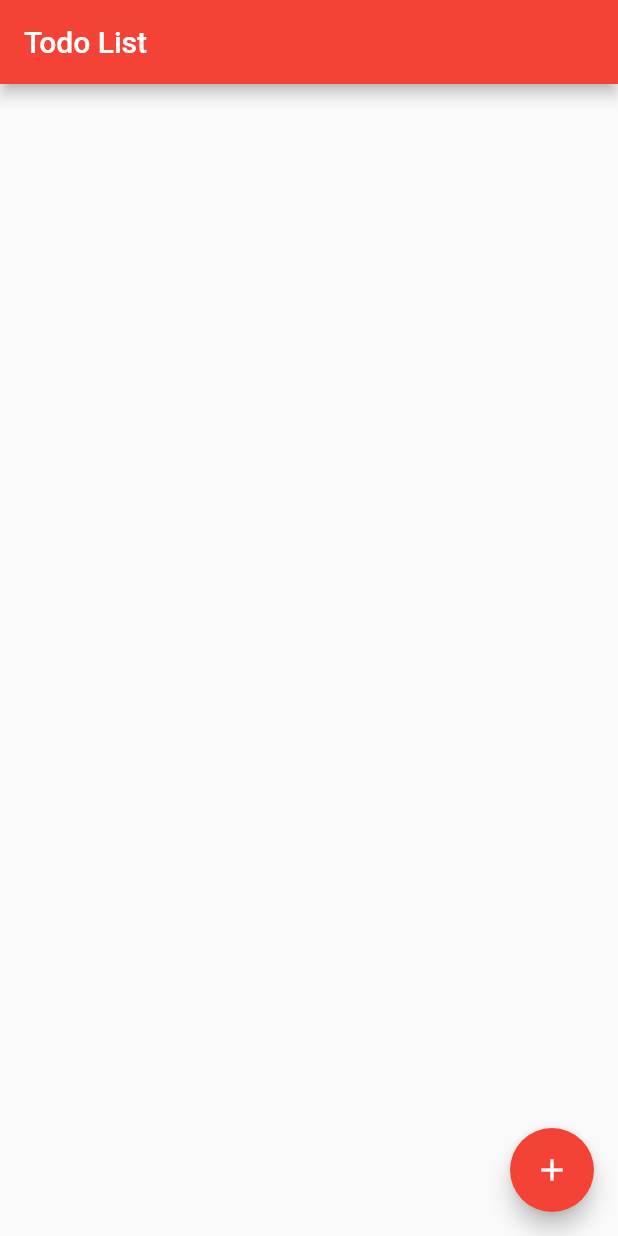
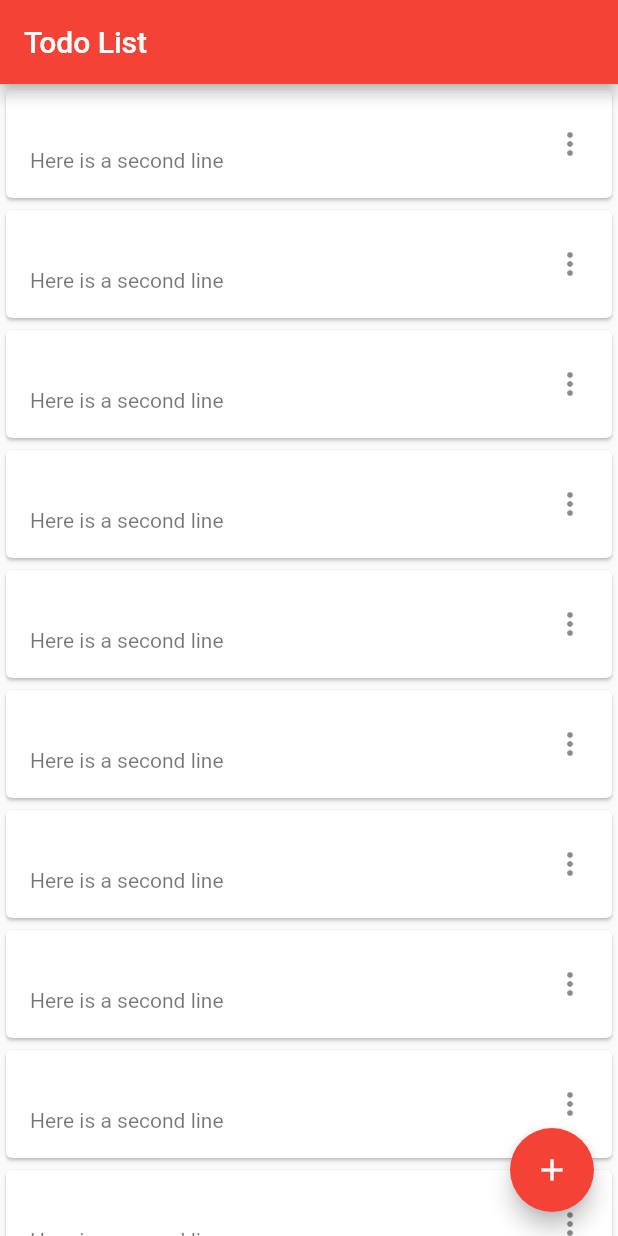
Before and after one commit to MasatakaKudou/flutter_todo, a Flutter app: the screen it shows after launch, on a phone screen of 412 x 824 dp. Run offline on Flutter 3.47's test engine with Material 2 defaults, Android fonts, the phone set to English and light mode, and no system bars.

Commit message:
カードをリスト化して消去可能なロゴ追加

```diff
--- a/lib/main.dart
+++ b/lib/main.dart
@@ -99,9 +99,13 @@ class TodoListState extends State<TodoList> {
   }
 
   Widget _buildTodoItem(String todoText,int index) {
-    return new ListTile(
-        title: new Text(todoText),
-        onTap: () => _promptRemoveTodoItem(index)
+    return new Card(
+        child: ListTile(
+            title: new Text(todoText),
+            subtitle: Text('Here is a second line'),
+            trailing: Icon(Icons.more_vert),
+          onTap: () => _promptRemoveTodoItem(index)
+        ),
     );
   }
 
--- a/pubspec.yaml
+++ b/pubspec.yaml
@@ -17,6 +17,7 @@ environment:
   sdk: ">=2.1.0 <3.0.0"
 
 dependencies:
+  intl: ^0.15.1
   flutter:
     sdk: flutter
 
```
Also changed, not shown: pubspec.lock.
